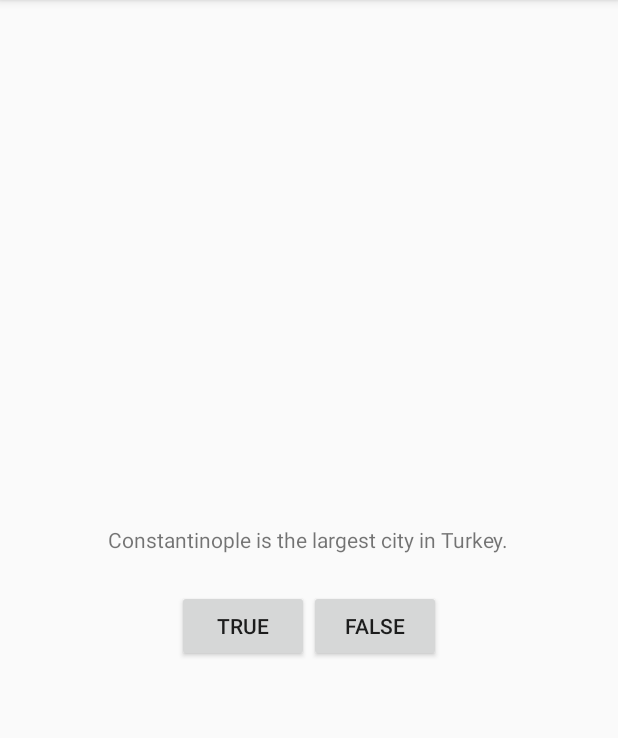
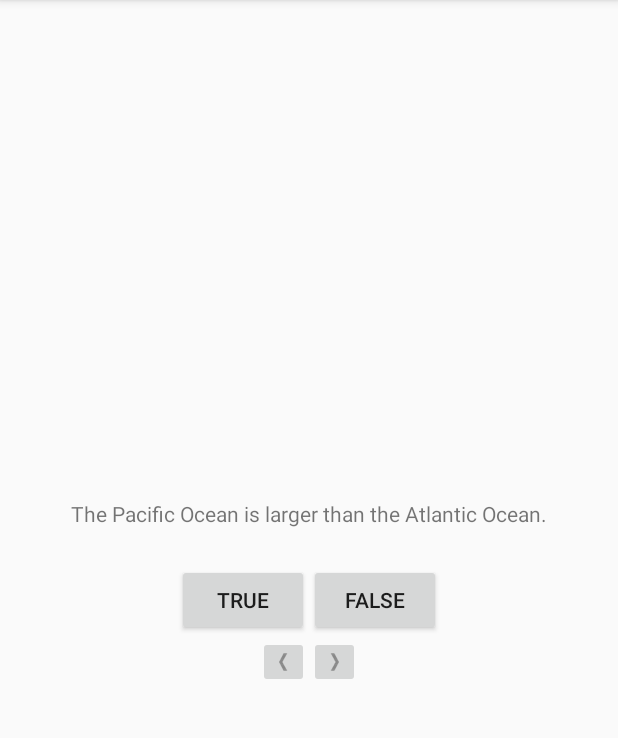
Before and after one commit to Mr-lidajun/Big-Nerd-Ranch-Guide, an Android app: the screen it shows after launch (QuizActivity), on a phone screen of 412 x 824 dp, the part 84-822 px from its top. Run offline under Robolectric (Android 15) with nearby library versions, the phone set to English and light mode, and no system bars.

Commit message:
第2章 Android与MVC设计模式

```diff
--- /dev/null
+++ b/GeoQuiz/src/main/java/com/bignerdranch/android/geoquiz/Question.java
@@ -0,0 +1,35 @@
+package com.bignerdranch.android.geoquiz;
+
+/**
+ * @author lidajun
+ * @email solidajun@gmail.com
+ * @date 16/5/29 10:47.
+ * @desc: 题目类
+ */
+public class Question {
+    private static final String TAG = "Question";
+
+    private int mTextResId;
+    private boolean mAnswerTrue;
+
+    public Question(int textResId, boolean answerTrue) {
+        mTextResId = textResId;
+        mAnswerTrue = answerTrue;
+    }
+
+    public int getTextResId() {
+        return mTextResId;
+    }
+
+    public void setTextResId(int textResId) {
+        mTextResId = textResId;
+    }
+
+    public boolean isAnswerTrue() {
+        return mAnswerTrue;
+    }
+
+    public void setAnswerTrue(boolean answerTrue) {
+        mAnswerTrue = answerTrue;
+    }
+}
--- a/GeoQuiz/src/main/java/com/bignerdranch/android/geoquiz/QuizActivity.java
+++ b/GeoQuiz/src/main/java/com/bignerdranch/android/geoquiz/QuizActivity.java
@@ -4,28 +4,92 @@
 import android.support.v7.app.AppCompatActivity;
 import android.view.View;
 import android.widget.Button;
+import android.widget.ImageButton;
+import android.widget.TextView;
 import android.widget.Toast;
 
 public class QuizActivity extends AppCompatActivity {
 
     private Button mTrueButton;
     private Button mFalseButton;
+    private ImageButton mPreviousButton;
+    private ImageButton mNextButton;
+    private TextView mQuestionTextView;
+
+    private Question[] mQuestionBank = new Question[] {
+            new Question(R.string.question_oceans, true),
+            new Question(R.string.question_mideast, false),
+            new Question(R.string.question_africa, false),
+            new Question(R.string.question_americas, true),
+            new Question(R.string.question_asia, true)
+    };
+
+    private int mCurrentIndex = 0;
 
     @Override protected void onCreate(Bundle savedInstanceState) {
         super.onCreate(savedInstanceState);
         setContentView(R.layout.activity_quiz);
 
+        mQuestionTextView = (TextView) findViewById(R.id.question_text_view);
+        mQuestionTextView.setOnClickListener(new View.OnClickListener() {
+            @Override public void onClick(View v) {
+                mCurrentIndex = (mCurrentIndex + 1) % mQuestionBank.length;
+                updateQuestion();
+            }
+        });
+
+        mPreviousButton = (ImageButton) findViewById(R.id.previous_button);
+        mPreviousButton.setOnClickListener(new View.OnClickListener() {
+            @Override public void onClick(View v) {
+                mCurrentIndex = (mCurrentIndex - 1 < 0 ? 0 : mCurrentIndex - 1) % mQuestionBank.length;
+                updateQuestion();
+            }
+        });
+
+        mNextButton = (ImageButton) findViewById(R.id.next_button);
+        mNextButton.setOnClickListener(new View.OnClickListener() {
+            @Override public void onClick(View v) {
+                mCurrentIndex = (mCurrentIndex + 1) % mQuestionBank.length;
+                updateQuestion();
+            }
+        });
+
         mTrueButton = (Button) findViewById(R.id.true_button);
         mTrueButton.setOnClickListener(new View.OnClickListener() {
             @Override public void onClick(View v) {
-                Toast.makeText(QuizActivity.this, R.string.incorrect_toast, Toast.LENGTH_SHORT).show();
+                checkAnswer(true);
             }
         });
         mFalseButton = (Button) findViewById(R.id.false_button);
         mFalseButton.setOnClickListener(new View.OnClickListener() {
             @Override public void onClick(View v) {
-                Toast.makeText(QuizActivity.this, R.string.correct_toast, Toast.LENGTH_SHORT).show();
+                checkAnswer(false);
             }
         });
+
+        updateQuestion();
+
+
+    }
+
+    /**
+     * 更新题目
+     */
+    private void updateQuestion() {
+        int question = mQuestionBank[mCurrentIndex].getTextResId();
+        mQuestionTextView.setText(question);
+    }
+
+    private void checkAnswer(boolean userPressedTrue) {
+        boolean answerIsTrue = mQuestionBank[mCurrentIndex].isAnswerTrue();
+
+        int messageResId = 0;
+        if (userPressedTrue == answerIsTrue) {
+            messageResId = R.string.correct_toast;
+        } else {
+            messageResId = R.string.incorrect_toast;
+        }
+
+        Toast.makeText(this, messageResId, Toast.LENGTH_SHORT).show();
     }
 }
--- a/GeoQuiz/src/main/res/layout/activity_quiz.xml
+++ b/GeoQuiz/src/main/res/layout/activity_quiz.xml
@@ -8,10 +8,10 @@
     >
 
     <TextView
+        android:id="@+id/question_text_view"
         android:layout_width="wrap_content"
         android:layout_height="wrap_content"
         android:padding="24dp"
-        android:text="@string/question_text"
         />
 
     <LinearLayout
@@ -35,4 +35,28 @@
             />
 
     </LinearLayout>
+
+    <LinearLayout
+        android:layout_width="wrap_content"
+        android:layout_height="wrap_content"
+        android:orientation="horizontal"
+        >
+
+        <ImageButton
+            android:id="@+id/previous_button"
+            android:layout_width="wrap_content"
+            android:layout_height="wrap_content"
+            android:src="@drawable/arrow_left"
+            android:contentDescription="@string/previous_button"
+            />
+
+        <ImageButton
+            android:id="@+id/next_button"
+            android:layout_width="wrap_content"
+            android:layout_height="wrap_content"
+            android:src="@drawable/arrow_right"
+            android:contentDescription="@string/next_button"
+            />
+    </LinearLayout>
+
 </LinearLayout>
--- a/GeoQuiz/src/main/res/values/strings.xml
+++ b/GeoQuiz/src/main/res/values/strings.xml
@@ -5,7 +5,14 @@
     </string>
     <string name="true_button">True</string>
     <string name="false_button">False</string>
+    <string name="previous_button">Previous</string>
+    <string name="next_button">Next</string>
     <string name="correct_toast">Correct!</string>
     <string name="incorrect_toast">Incorrect!</string>
     <string name="action_settings">Settings</string>
+    <string name="question_oceans">The Pacific Ocean is larger than the Atlantic Ocean.</string>
+    <string name="question_mideast">The Suez Canal connects the Red Sea and the Indian Ocean.</string>
+    <string name="question_africa">The source of the Nile River is in Egypt.</string>
+    <string name="question_americas">The Amazon River is the longest river in the Americas.</string>
+    <string name="question_asia">Lake Baikal is the world\'s oldest and deepest freshwater lake.</string>
 </resources>
```
Also changed, not shown: GeoQuiz/src/main/res/drawable-hdpi/arrow_left.png (added), GeoQuiz/src/main/res/drawable-hdpi/arrow_right.png (added), GeoQuiz/src/main/res/drawable-mdpi/arrow_left.png (added), GeoQuiz/src/main/res/drawable-mdpi/arrow_right.png (added), GeoQuiz/src/main/res/drawable-xhdpi/arrow_left.png (added), GeoQuiz/src/main/res/drawable-xhdpi/arrow_right.png (added), GeoQuiz/src/main/res/drawable-xxhdpi/arrow_left.png (added), GeoQuiz/src/main/res/drawable-xxhdpi/arrow_right.png (added).
